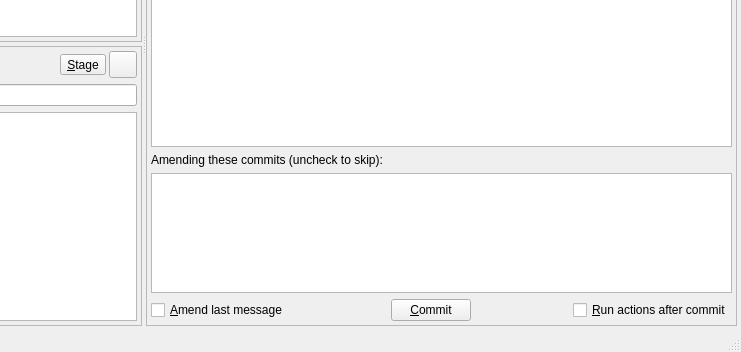
This is qgitc/commitwindow.ui in timxx/qgitc as Qt 5 draws it before an edit; both pictures show x 191 to 932 and y 242 to 594 of the 932 by 594 pixel window. The edited form follows.
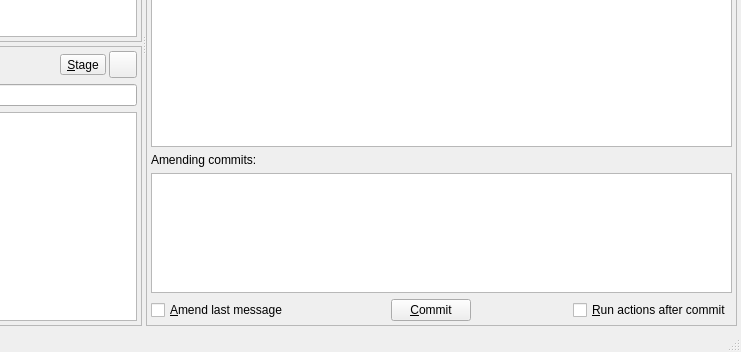
This is the edited form. Custom widgets are drawn as their Qt base class.

Commit message:
Update amend hint label based on uncheck availability
Add helper to toggle “(uncheck to skip)” in the amend hint text and reset it before detection.
Update default UI label text and add new translations.

```diff
--- a/qgitc/commitwindow.ui
+++ b/qgitc/commitwindow.ui
@@ -482,7 +482,7 @@
                 <bool>false</bool>
                </property>
                <property name="text">
-                <string>Amending these commits (uncheck to skip):</string>
+                <string>Amending commits:</string>
                </property>
               </widget>
              </item>
```
The commit also changes 2 other files.
